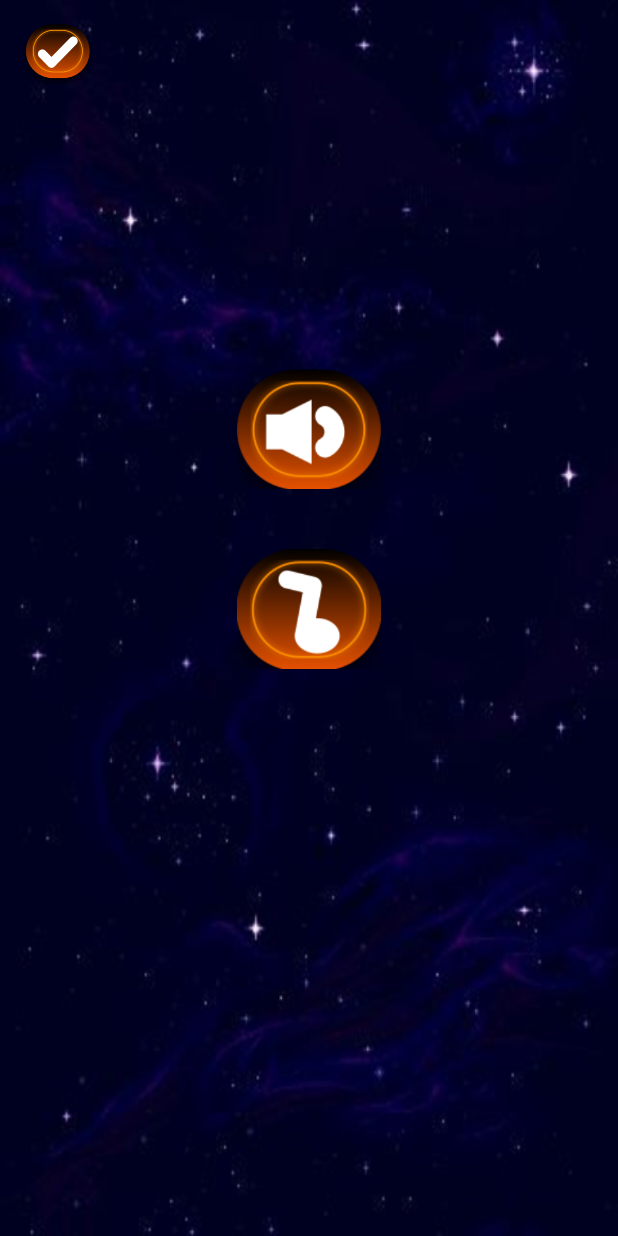
After one commit to Hancovirus/SpaceShooter, an Android app: the layout activity_menu.xml on its own in the app's theme, with its tools: preview values and no code run, on a phone screen of 412 x 824 dp. The commit adds this screen. Run offline under Robolectric (Android 15) with nearby library versions, the phone set to English and light mode, and no system bars.

Commit message:
Added back button to LeaderBoard Got Menu running Changed Language detection a bit

```diff
--- a/app/src/main/AndroidManifest.xml
+++ b/app/src/main/AndroidManifest.xml
@@ -49,6 +49,12 @@
             android:name=".LeaderBoard"
             android:exported="true">
         </activity>
+
+        <activity
+            android:name=".MenuActivity"
+            android:exported="true">
+        </activity>
+
     </application>
 
 </manifest>
--- a/app/src/main/java/com/example/spaceshooter/Explosion.java
+++ b/app/src/main/java/com/example/spaceshooter/Explosion.java
@@ -5,6 +5,7 @@ import android.graphics.Bitmap;
 import android.graphics.BitmapFactory;
 import android.graphics.Rect;
 
+// Animations for Explosion
 public class Explosion {
     Bitmap explosion[] = new Bitmap[8];
     int frame;
--- a/app/src/main/java/com/example/spaceshooter/Language.java
+++ b/app/src/main/java/com/example/spaceshooter/Language.java
@@ -13,10 +13,10 @@ public class Language {
 
     private Language() {
         if (countryName.equals("Vietnam")) {
-            start = "Bắt đầu";
+            start = "Vị trí: Việt Nam";
             points = "Điểm";
         } else {
-            start = "Start";
+            start = "Location: " + countryName;
             points = "Points";
         }
     }
--- a/app/src/main/java/com/example/spaceshooter/Phase1.java
+++ b/app/src/main/java/com/example/spaceshooter/Phase1.java
@@ -7,7 +7,7 @@ import java.util.ArrayList;
 import java.util.Iterator;
 import java.util.Random;
 
-public class Phase1 extends Phase{
+public class Phase1 extends Phase {
     public Phase1() {
         super.size = 3;
         super.requirement = 5;
--- /dev/null
+++ b/app/src/main/res/layout/activity_menu.xml
@@ -0,0 +1,44 @@
+<?xml version="1.0" encoding="utf-8"?>
+<LinearLayout xmlns:android="http://schemas.android.com/apk/res/android"
+    xmlns:tools="http://schemas.android.com/tools"
+    android:layout_width="match_parent"
+    android:layout_height="match_parent"
+    android:background="@drawable/background"
+    android:orientation="vertical"
+    android:padding="16dp">
+
+    <ImageView
+        android:id="@+id/yes_button"
+        android:layout_width="45dp"
+        android:layout_height="40dp"
+        android:background="@drawable/yesbutton"
+        android:contentDescription="back"
+        tools:ignore="TouchTargetSizeCheck" />
+
+    <LinearLayout
+        android:layout_width="wrap_content"
+        android:layout_height="wrap_content"
+        android:layout_marginTop="170dp"
+        android:gravity="center"
+        android:layout_gravity="center"
+        android:orientation="vertical">
+
+        <ImageView
+            android:id="@+id/sound_button"
+            android:layout_width="96dp"
+            android:layout_height="80dp"
+            android:layout_margin="20dp"
+            android:background="@drawable/soundbutton"
+            android:contentDescription="Sound button" />
+
+        <ImageView
+            android:id="@+id/music_button"
+            android:layout_width="96dp"
+            android:layout_height="80dp"
+            android:layout_margin="20dp"
+            android:background="@drawable/musicbutton"
+            android:contentDescription="Music button" />
+    </LinearLayout>
+
+
+</LinearLayout>
--- a/app/src/main/res/layout/leader_board.xml
+++ b/app/src/main/res/layout/leader_board.xml
@@ -29,7 +29,8 @@
         android:id="@+id/back"
         android:layout_width="124dp"
         android:layout_height="wrap_content"
-        android:text="Button"
+        android:text="Back"
+        android:backgroundTint="#00168C"
         tools:text="Back" />
 
 </LinearLayout>
```
Also changed, not shown: app/src/main/java/com/example/spaceshooter/BGMPlayer.java (added, +41 -0 lines), app/src/main/java/com/example/spaceshooter/LeaderBoard.java (+18 -0 lines), app/src/main/java/com/example/spaceshooter/MenuActivity.java (+22 -3 lines), app/src/main/java/com/example/spaceshooter/StartUp.java (+31 -5 lines), app/src/main/res/layout/game_over.xml (+6 -6 lines), app/src/main/res/layout/settings_activity.xml (deleted, +0 -29 lines), app/src/main/res/layout/startup.xml (+5 -3 lines).
